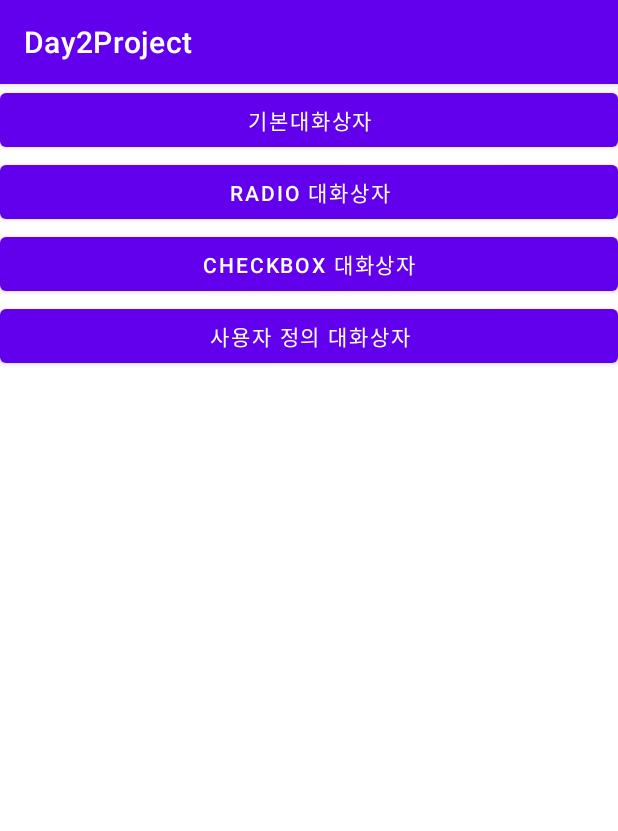
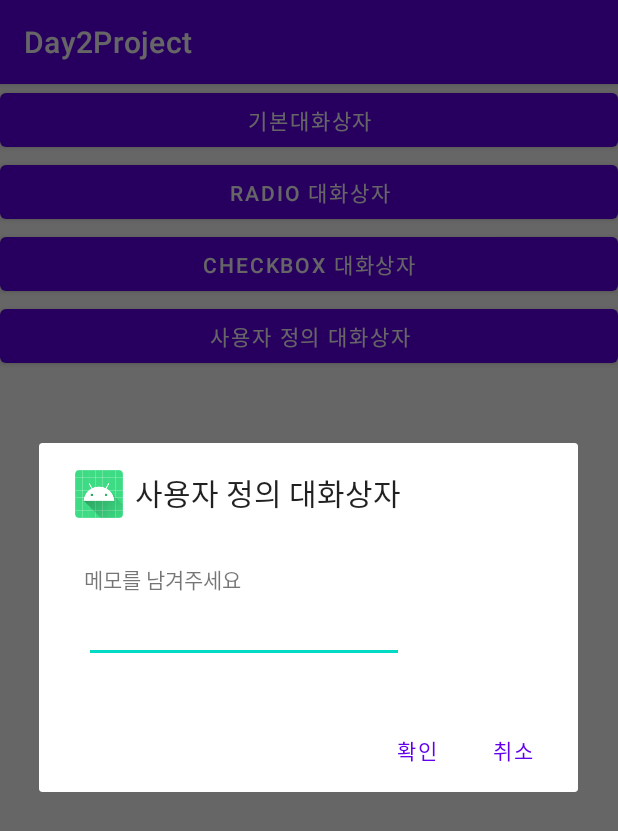
Before and after one commit to GwonYuri/AndroidApp_day2, an Android app: the screen it shows after launch (DialogActivity), after a tap on "사용자 정의 대화상자", on a phone screen of 412 x 824 dp. Shown: the top 831 px of the screen. Run offline under Robolectric (Android 15) with nearby library versions, the phone set to English and light mode, and no system bars.

Commit message:
대화상자 4개 구현완료

```diff
--- a/app/src/main/java/com/example/day2project/DialogActivity.java
+++ b/app/src/main/java/com/example/day2project/DialogActivity.java
@@ -4,6 +4,7 @@ import android.content.DialogInterface;
 import android.os.Bundle;
 import android.view.View;
 import android.widget.Button;
+import android.widget.EditText;
 import android.widget.Toast;
 
 import androidx.appcompat.app.AlertDialog;
@@ -13,6 +14,7 @@ public class DialogActivity extends AppCompatActivity implements View.OnClickLis
     Button b1,b2,b3,b4;
     int selectedMenu =0;
     String menu[] = {"치킨", "피자", "스파게티"};
+    boolean checked[]={true,true,false};
 
     @Override
     protected void onCreate(Bundle savedInstanceState) {
@@ -40,14 +42,63 @@ public class DialogActivity extends AppCompatActivity implements View.OnClickLis
         else if(v.getId()==R.id.button2){
             displayDialog2();
         }
+        else if(v.getId()==R.id.button3){
+            displayDialog3();
+        }
+        else if(v.getId()==R.id.button4){
+            displayDialog4();
+        }
+    }
+
+    //checkButton
+    private void displayDialog4() {
+        View view = View.inflate(this,R.layout.dialog,null);
+        final EditText editText = view.findViewById(R.id.etMsg);
+
+        AlertDialog.Builder dig = new AlertDialog.Builder(this);
+        dig.setTitle("사용자 정의 대화상자 ");
+        dig.setIcon(R.mipmap.ic_launcher);
+        dig.setView(view);
+        dig.setNegativeButton("확인", new DialogInterface.OnClickListener() {
+            @Override
+            public void onClick(DialogInterface dialog, int which) {
+                displayToast("입력한 메세지 : " + editText.getText().toString());
+            }
+        });
+        dig.setPositiveButton("취소", null);
+        dig.show();
+    }
+    //checkButton
+    private void displayDialog3() {
+        AlertDialog.Builder dig = new AlertDialog.Builder(this);
+        dig.setTitle("기본대화상자3");
+        dig.setMultiChoiceItems(menu, checked, new DialogInterface.OnMultiChoiceClickListener() {
+            @Override
+            public void onClick(DialogInterface dialog, int which, boolean isChecked) {
+                checked[which] = isChecked;
+                for(which =0; which <3; which ++){
+                    if(checked[which]){
+                        displayToast(menu[which] + " 이(가) 선택되었습니다! ");
+                    }
+                }
+
+            }
+        });
+        dig.setIcon(R.mipmap.ic_launcher);
+        dig.setNegativeButton("확인", new DialogInterface.OnClickListener() {
+            @Override
+            public void onClick(DialogInterface dialog, int which) {
+                displayToast(menu[selectedMenu] + " 이(가) 선택되었습니다! ");
+            }
+        });
+        dig.show();
     }
 
     //radioButton
     private void displayDialog2() {
-
         AlertDialog.Builder dig = new AlertDialog.Builder(this);
         dig.setTitle("기본대화상자2");
-        dig.setSingleChoiceItems(menu, 1, new DialogInterface.OnClickListener() {
+        dig.setSingleChoiceItems(menu, selectedMenu, new DialogInterface.OnClickListener() {
             @Override
             public void onClick(DialogInterface dialog, int which) {
                 selectedMenu=which;
@@ -57,7 +108,7 @@ public class DialogActivity extends AppCompatActivity implements View.OnClickLis
         dig.setNegativeButton("확인", new DialogInterface.OnClickListener() {
             @Override
             public void onClick(DialogInterface dialog, int which) {
-                displayToast(menu[selectedMenu] + "이/가 선택되었습니다! ");
+                displayToast(menu[selectedMenu] + " 이(가) 선택되었습니다! ");
             }
         });
         dig.show();
--- /dev/null
+++ b/app/src/main/res/layout/dialog.xml
@@ -0,0 +1,26 @@
+<?xml version="1.0" encoding="utf-8"?>
+<LinearLayout xmlns:android="http://schemas.android.com/apk/res/android"
+    android:orientation="vertical"
+    android:padding="30dp"
+    xmlns:tools="http://schemas.android.com/tools"
+    android:layout_width="match_parent"
+    android:layout_height="wrap_content">
+
+
+    <TextView
+        android:id="@+id/textView"
+        android:layout_width="match_parent"
+        android:layout_height="wrap_content"
+        android:text="메모를 남겨주세요" />
+
+    <EditText
+        android:id="@+id/etMsg"
+        android:layout_width="wrap_content"
+        android:layout_height="wrap_content"
+        android:ems="10"
+        android:inputType="textPersonName"
+        android:text=""
+        tools:layout_editor_absoluteX="154dp"
+        tools:layout_editor_absoluteY="165dp" />
+
+</LinearLayout>
```
